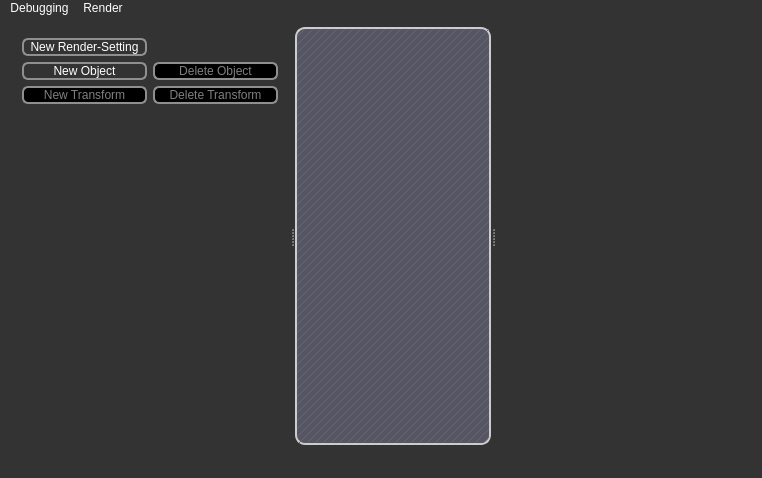
First picture: the form in qt-frontend/SimplexGui/mainwindow.ui, repository phresnel/picogen, before the edit.
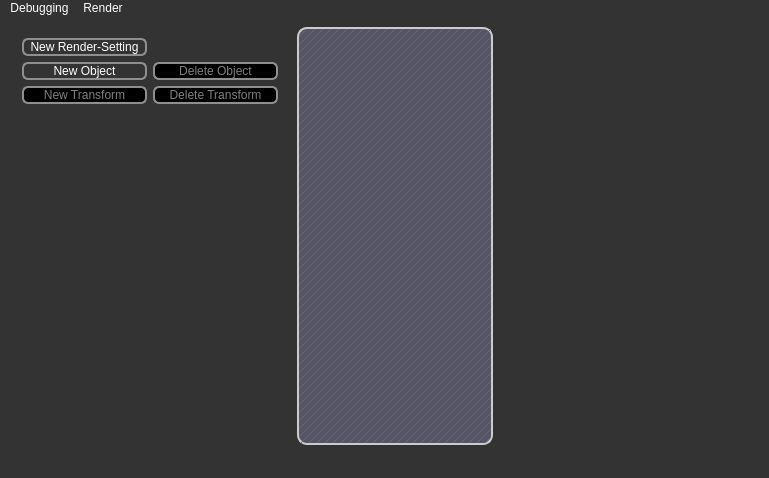
Second picture: the form after the edit. Custom widgets are drawn as their Qt base class.

Commit message: update styles (splitter, spin boxes)

Patch:
```diff
--- a/qt-frontend/SimplexGui/mainwindow.ui
+++ b/qt-frontend/SimplexGui/mainwindow.ui
@@ -34,7 +34,7 @@
 	color:transparent;
 }
 
-QGraphicsView, QMdiArea, QTreeView, QTextEdit {
+QGraphicsView, QMdiArea, QTreeView, QTextEdit, QSpinBox, QDoubleSpinBox {
 	border:2px solid #ccc;
 	border-radius:10px; 
 	background-color:#556;
@@ -108,7 +108,41 @@
 	subcontrol-origin: margin;
 	subcontrol-position: top center; /* position at the top center */
 	padding: 0 3px;
-}</string>
+}
+
+
+QSpinBox::up-arrow, QSpinBox::up-button,
+QDoubleSpinBox::up-arrow, QDoubleSpinBox::up-button {
+    width:0px;height:0px;
+}
+QSpinBox::down-arrow, QSpinBox::down-button,
+QDoubleSpinBox::down-arrow, QDoubleSpinBox::down-button {
+    width:0px;height:0px;
+}
+
+
+QSplitter::handle:vertical{
+	border: 1px solid transparent;
+	border-radius:4px;
+	height:5px;
+	background-color: 
+		qlineargradient(x1:0, y1:0, x2:0, y2:1,
+                                       stop:0 #91b191, stop: 0.5 #607050,
+                                       stop: 0.6 #536343, stop:1 #91b191);
+}
+QSplitter::handle:horizontal{
+	border: 1px solid transparent;
+	border-radius:4px;
+	width:5px;
+	background-color: 
+		qlineargradient(x1:0, y1:0, x2:1, y2:0,
+                                       stop:0 #91b191, stop: 0.5 #607050,
+                                       stop: 0.6 #536343, stop:1 #91b191);
+}
+QSplitter::handle:hover {
+	border:1px solid #faa;
+}
+</string>
   </property>
   <widget class="QWidget" name="centralWidget">
    <layout class="QVBoxLayout" name="verticalLayout_2">
@@ -129,7 +163,7 @@
       <property name="childrenCollapsible">
        <bool>false</bool>
       </property>
-      <widget class="QWidget" name="">
+      <widget class="QWidget" name="layoutWidget">
        <layout class="QVBoxLayout" name="verticalLayout">
         <item>
          <layout class="QGridLayout" name="gridLayout">
```
The commit also changes 2 other files.
